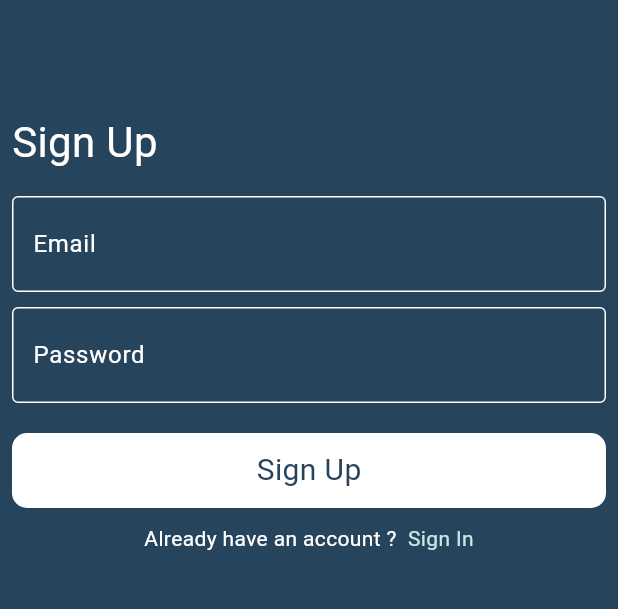
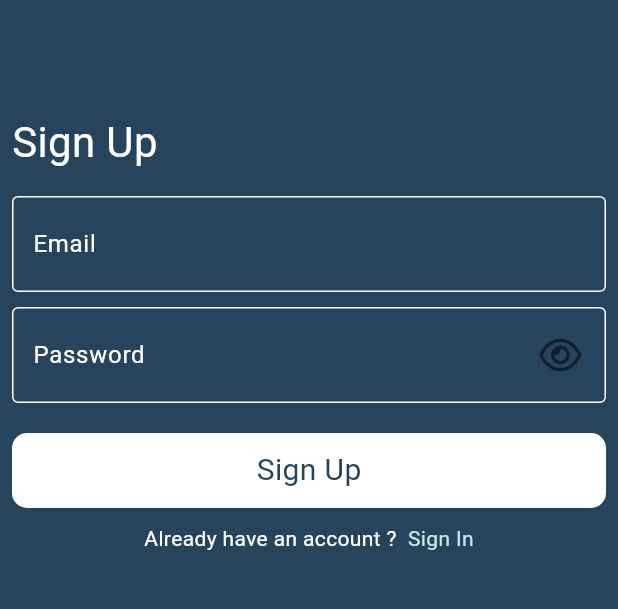
Before and after one commit to ZiadAlaa955/scholar_chat_app, a Flutter app: the screen it shows after launch, after a tap on "Sign In", after a tap on "Sign Up", on a phone screen of 412 x 824 dp, the part 413-1022 px from its top. Run offline on Flutter 3.47's test engine with Material 3 defaults, Android fonts, the phone set to English and light mode, and no system bars; drawn by our look-alikes of modal_progress_hud_nsn; our stand-ins replace firebase_auth, firebase_core, font_awesome_flutter; accounts and stored records are empty.

Commit message:
show and hide password

```diff
--- a/lib/Views/sign_in_view.dart
+++ b/lib/Views/sign_in_view.dart
@@ -1,6 +1,7 @@
 import 'dart:developer';
 import 'package:firebase_core/firebase_core.dart';
 import 'package:flutter/material.dart';
+import 'package:font_awesome_flutter/font_awesome_flutter.dart';
 import 'package:modal_progress_hud_nsn/modal_progress_hud_nsn.dart';
 import 'package:scholar_chat_app/Views/sign_up_view.dart';
 import 'package:scholar_chat_app/Widgets/custom_button.dart';
@@ -20,6 +21,8 @@ class _SignInViewState extends State<SignInView> {
   String? email, password;
   final formKey = GlobalKey<FormState>();
   bool isLoading = false;
+  bool showpassword = true;
+  bool passowrdObsecure = false;
 
   @override
   Widget build(BuildContext context) {
@@ -83,7 +86,33 @@ class _SignInViewState extends State<SignInView> {
                       height: 10,
                     ),
                     CustomTextFormField(
-                      obscureText: true,
+                      icon: Padding(
+                        padding: const EdgeInsets.only(right: 8),
+                        child: IconButton(
+                          onPressed: () {
+                            if (showpassword == true) {
+                              showpassword = false;
+                              passowrdObsecure = true;
+                            } else if (showpassword == false) {
+                              showpassword = true;
+                              passowrdObsecure = false;
+                            }
+                            setState(() {});
+                          },
+                          icon: showpassword == true
+                              ? const Icon(
+                                  FontAwesomeIcons.eye,
+                                  color: Colors.black54,
+                                  size: 25,
+                                )
+                              : const Icon(
+                                  FontAwesomeIcons.eyeSlash,
+                                  color: Colors.black54,
+                                  size: 25,
+                                ),
+                        ),
+                      ),
+                      obscureText: passowrdObsecure,
                       onChanged: (value) {
                         password = value;
                       },
--- a/lib/Views/sign_up_view.dart
+++ b/lib/Views/sign_up_view.dart
@@ -2,6 +2,7 @@ import 'dart:developer';
 
 import 'package:firebase_auth/firebase_auth.dart';
 import 'package:flutter/material.dart';
+import 'package:font_awesome_flutter/font_awesome_flutter.dart';
 import 'package:modal_progress_hud_nsn/modal_progress_hud_nsn.dart';
 import 'package:scholar_chat_app/Views/sign_in_view.dart';
 import 'package:scholar_chat_app/Widgets/custom_button.dart';
@@ -21,6 +22,8 @@ class _SignUpViewState extends State<SignUpView> {
   String? email, password;
   bool isLoading = false;
   final formKey = GlobalKey<FormState>();
+  bool showpassword = true;
+  bool passowrdObsecure = false;
 
   @override
   Widget build(BuildContext context) {
@@ -84,7 +87,33 @@ class _SignUpViewState extends State<SignUpView> {
                       height: 10,
                     ),
                     CustomTextFormField(
-                      obscureText: true,
+                      icon: Padding(
+                        padding: const EdgeInsets.only(right: 8),
+                        child: IconButton(
+                          onPressed: () {
+                            if (showpassword == true) {
+                              showpassword = false;
+                              passowrdObsecure = true;
+                            } else if (showpassword == false) {
+                              showpassword = true;
+                              passowrdObsecure = false;
+                            }
+                            setState(() {});
+                          },
+                          icon: showpassword == true
+                              ? const Icon(
+                                  FontAwesomeIcons.eye,
+                                  color: Colors.black54,
+                                  size: 25,
+                                )
+                              : const Icon(
+                                  FontAwesomeIcons.eyeSlash,
+                                  color: Colors.black54,
+                                  size: 25,
+                                ),
+                        ),
+                      ),
+                      obscureText: passowrdObsecure,
                       onChanged: (value) {
                         password = value;
                       },
--- a/lib/Widgets/custom_text_field.dart
+++ b/lib/Widgets/custom_text_field.dart
@@ -6,11 +6,13 @@ class CustomTextFormField extends StatelessWidget {
     required this.hint,
     this.onChanged,
     required this.obscureText,
+    this.icon,
   });
 
   final String hint;
   final bool obscureText;
   final void Function(String)? onChanged;
+  final Widget? icon;
 
   @override
   Widget build(BuildContext context) {
@@ -26,6 +28,7 @@ class CustomTextFormField extends StatelessWidget {
         color: Colors.white,
       ),
       decoration: InputDecoration(
+        suffixIcon: icon,
         hintText: hint,
         contentPadding: const EdgeInsets.symmetric(
           vertical: 20,
--- a/pubspec.yaml
+++ b/pubspec.yaml
@@ -37,6 +37,7 @@ dependencies:
   cupertino_icons: ^1.0.8
   firebase_auth: ^5.3.1
   modal_progress_hud_nsn: ^0.5.1
+  font_awesome_flutter: ^10.8.0
 
 dev_dependencies:
   flutter_test:
```
Also changed, not shown: pubspec.lock.
